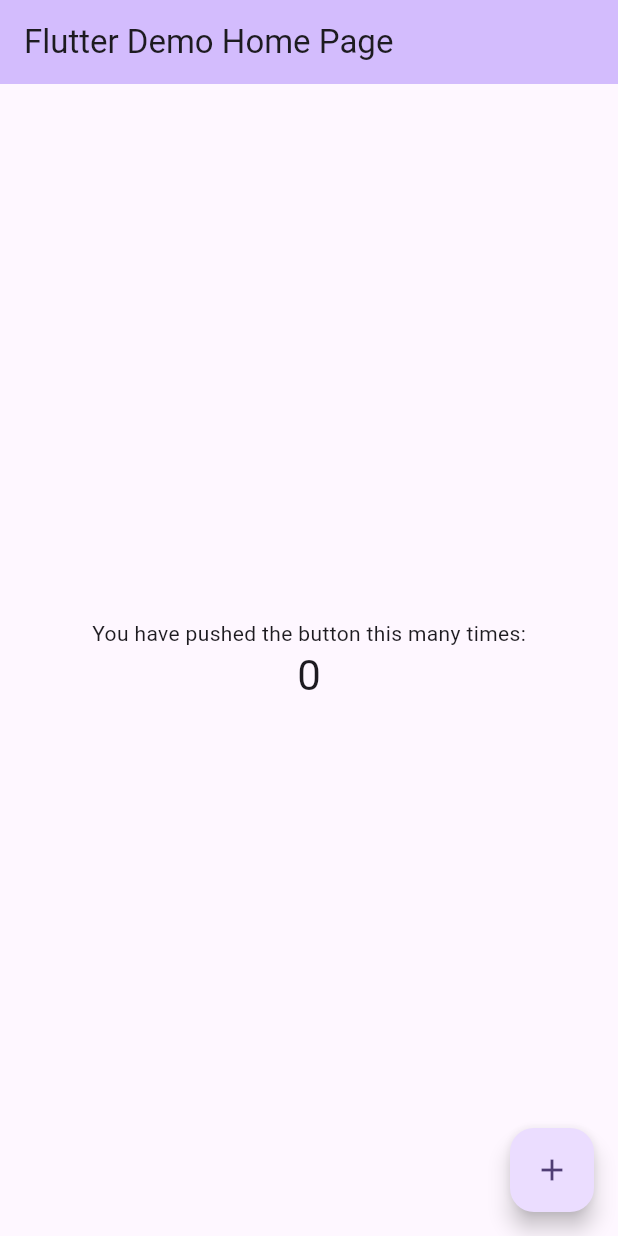
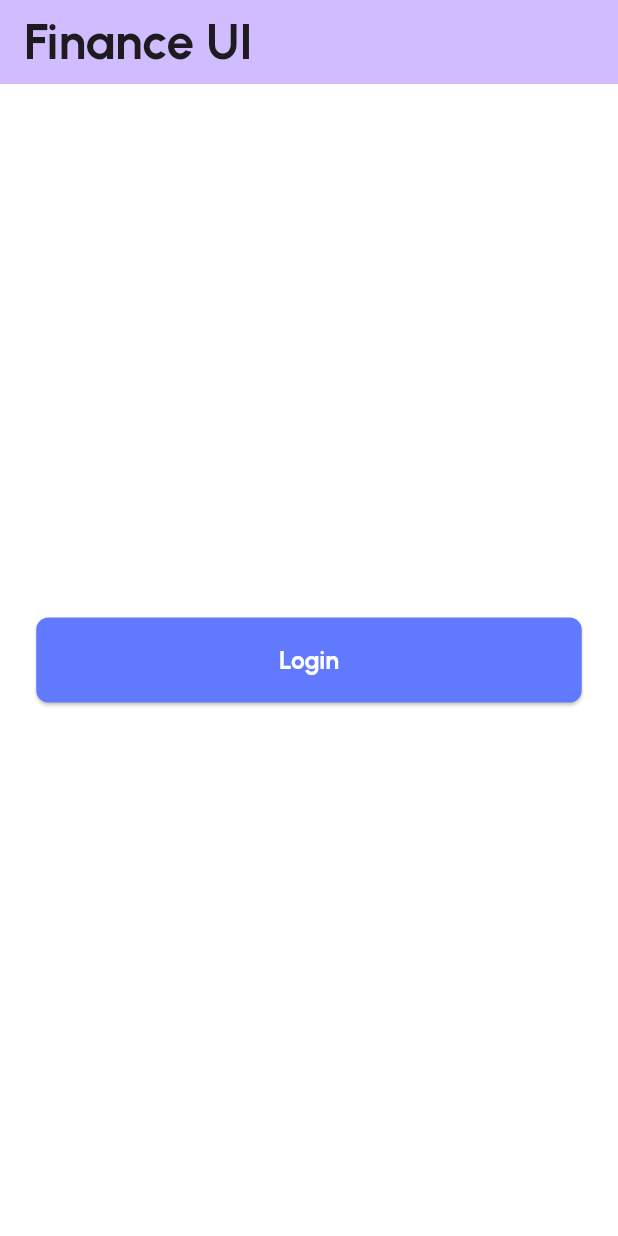
Before and after one commit to OmarAfifi-CSE/finance_app_ui, a Flutter app: the screen it shows after launch, on a phone screen of 412 x 824 dp. Run offline on Flutter 3.47's test engine with Material 3 defaults, Android fonts, the phone set to English and light mode, and no system bars; our stand-ins replace flutter_screenutil.

Commit message:
create primary button widget

```diff
--- a/lib/core/styling/app_styles.dart
+++ b/lib/core/styling/app_styles.dart
@@ -30,4 +30,10 @@ class AppStyles {
     fontSize: 12.sp,
     fontWeight: FontWeight.w500,
   );
+  static TextStyle buttonTextStyle = TextStyle(
+    color: AppColors.whiteColor,
+    fontFamily: AppFonts.mainFontName,
+    fontSize: 15.sp,
+    fontWeight: FontWeight.w600,
+  );
 }
--- /dev/null
+++ b/lib/core/widgets/primary_button_widget.dart
@@ -0,0 +1,47 @@
+import 'package:finance_app_ui/core/styling/app_styles.dart';
+import 'package:flutter/material.dart';
+import 'package:flutter_screenutil/flutter_screenutil.dart';
+
+import '../styling/app_colors.dart';
+
+class PrimaryButtonWidget extends StatelessWidget {
+  final String? buttonText;
+  final Color? buttonColor;
+  final double? width;
+  final double? height;
+  final double? borderRadius;
+  final void Function()? onPressed;
+  final bool isLoading;
+
+  const PrimaryButtonWidget({
+    super.key,
+    this.buttonText,
+    this.buttonColor,
+    this.width,
+    this.height,
+    this.borderRadius,
+    this.onPressed,
+    this.isLoading = false,
+  });
+
+  @override
+  Widget build(BuildContext context) {
+    return ElevatedButton(
+      onPressed: isLoading ? null : onPressed,
+      style: ElevatedButton.styleFrom(
+        backgroundColor: buttonColor ?? AppColors.primaryColor,
+        foregroundColor: Colors.white,
+        shape: RoundedRectangleBorder(
+          borderRadius: BorderRadius.circular(borderRadius ?? 8.r),
+        ),
+        fixedSize: Size(width ?? 331.w, height ?? 56.h),
+        textStyle: AppStyles.buttonTextStyle
+      ),
+      child: isLoading
+          ? CircularProgressIndicator(
+              color: Theme.of(context).colorScheme.onPrimary,
+            )
+          : Text(buttonText ?? ""),
+    );
+  }
+}
--- a/lib/main.dart
+++ b/lib/main.dart
@@ -1,5 +1,8 @@
 import 'package:flutter/material.dart';
 import 'package:flutter_screenutil/flutter_screenutil.dart';
+
+import 'core/styling/app_themes.dart';
+import 'core/widgets/primary_button_widget.dart';
 
 void main() {
   runApp(const MyApp());
@@ -12,13 +15,14 @@ class MyApp extends StatelessWidget {
   Widget build(BuildContext context) {
     return ScreenUtilInit(
       designSize: const Size(375, 812),
-      child: MaterialApp(
-        title: 'Flutter Demo',
-        theme: ThemeData(
-          colorScheme: ColorScheme.fromSeed(seedColor: Colors.deepPurple),
-        ),
-        home: const MyHomePage(title: 'Flutter Demo Home Page'),
-      ),
+      builder: (context, child) {
+        return MaterialApp(
+          title: 'Flutter Demo',
+          theme: AppThemes.lightTheme,
+          home: child,
+        );
+      },
+      child: const MyHomePage(title: 'Finance UI')
     );
   }
 }
@@ -32,13 +36,6 @@ class MyHomePage extends StatefulWidget {
 }
 
 class _MyHomePageState extends State<MyHomePage> {
-  int _counter = 0;
-
-  void _incrementCounter() {
-    setState(() {
-      _counter++;
-    });
-  }
 
   @override
   Widget build(BuildContext context) {
@@ -51,19 +48,14 @@ class _MyHomePageState extends State<MyHomePage> {
         child: Column(
           mainAxisAlignment: MainAxisAlignment.center,
           children: <Widget>[
-            const Text('You have pushed the button this many times:'),
-            Text(
-              '$_counter',
-              style: Theme.of(context).textTheme.headlineMedium,
+            PrimaryButtonWidget(
+              buttonText: "Login",
+                onPressed: (){
+                },
             ),
           ],
         ),
       ),
-      floatingActionButton: FloatingActionButton(
-        onPressed: _incrementCounter,
-        tooltip: 'Increment',
-        child: const Icon(Icons.add),
-      ),
     );
   }
 }
```
